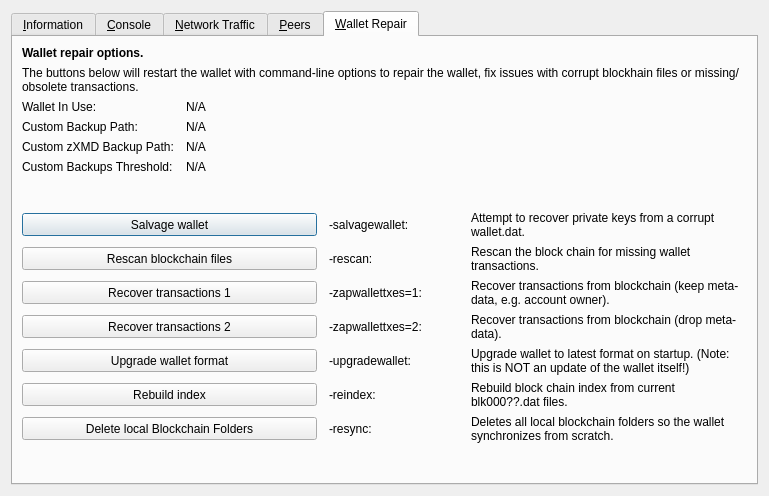
First picture: the form in src/qt/forms/rpcconsole.ui, repository younicoin/XMD, before the edit.
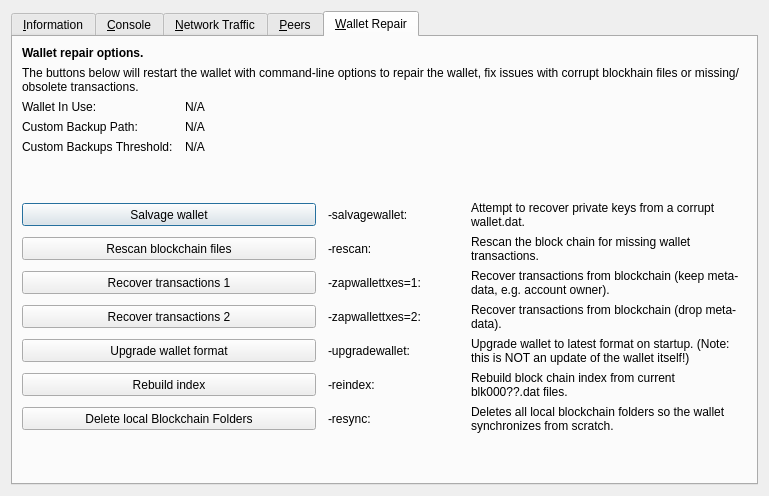
Second picture: the form after the edit. The open tabs and pages were chosen to show the change. Icons and pictures are not drawn. Custom widgets are drawn as their Qt base class.

The edit to the form file:
```diff
--- a/src/qt/forms/rpcconsole.ui
+++ b/src/qt/forms/rpcconsole.ui
@@ -1327,35 +1327,6 @@
          </property>
         </widget>
        </item>
-       <item row="4" column="0">
-        <widget class="QLabel" name="wallet_customzpivbackuppath_label">
-         <property name="visible">
-          <bool>false</bool>
-         </property>
-         <property name="text">
-          <string>Custom zXMD Backup Path:</string>
-         </property>
-        </widget>
-       </item>
-       <item row="4" column="1" colspan="3">
-        <widget class="QLabel" name="wallet_customzpivbackuppath">
-         <property name="cursor">
-          <cursorShape>IBeamCursor</cursorShape>
-         </property>
-         <property name="visible">
-          <bool>false</bool>
-         </property>
-         <property name="text">
-          <string>N/A</string>
-         </property>
-         <property name="textFormat">
-          <enum>Qt::PlainText</enum>
-         </property>
-         <property name="textInteractionFlags">
-          <set>Qt::LinksAccessibleByMouse|Qt::TextSelectableByKeyboard|Qt::TextSelectableByMouse</set>
-         </property>
-        </widget>
-       </item>
        <item row="5" column="0">
         <widget class="QLabel" name="wallet_custombackupthreshold_label">
          <property name="visible">
```
